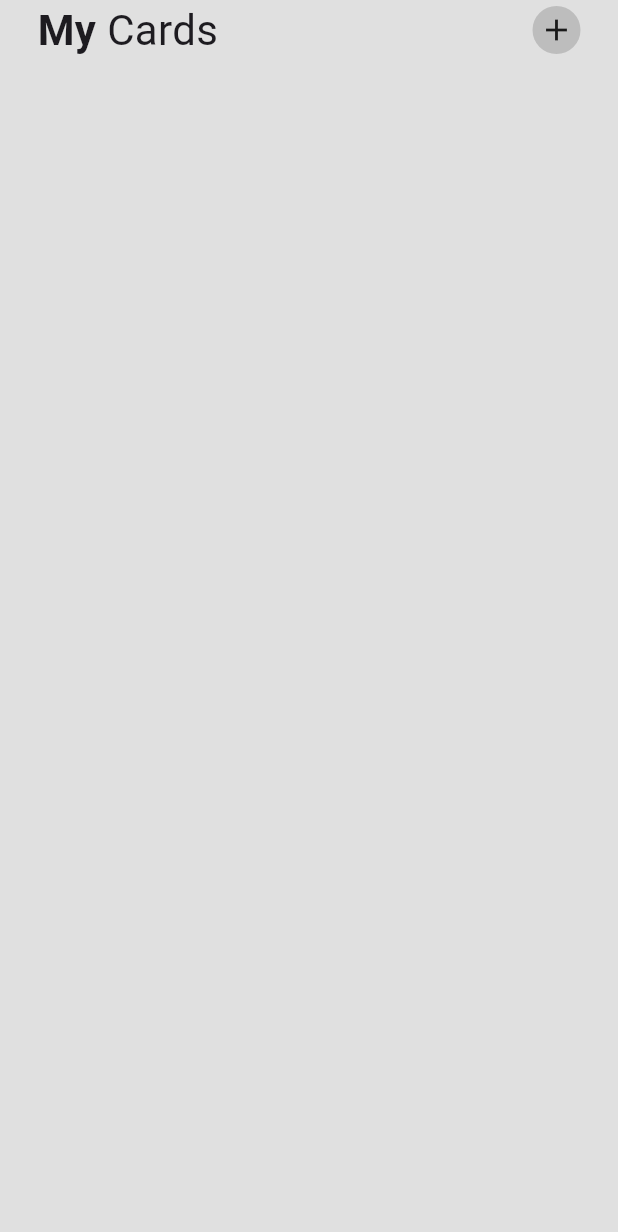
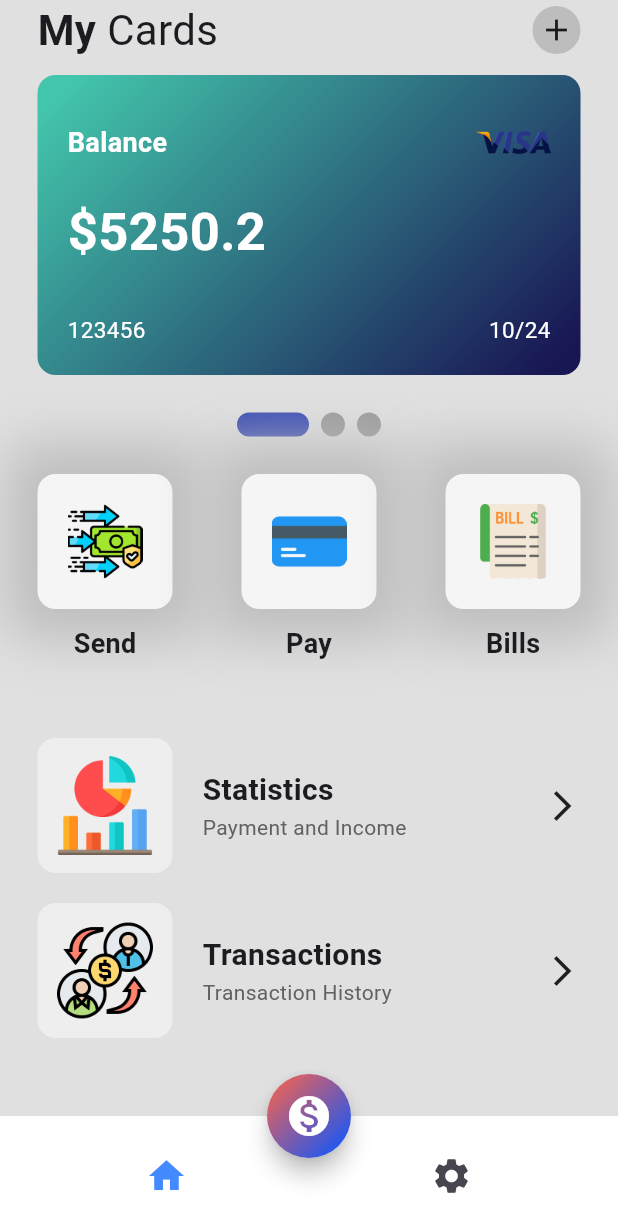
Before and after one commit to huynhbaoking112/WalletFinance, a Flutter app: the screen it shows after launch, on a phone screen of 412 x 824 dp. Shown: the top 1232 px of the screen. Run offline on Flutter 3.47's test engine with Material 3 defaults, Android fonts, the phone set to English and light mode, and no system bars; drawn by our look-alikes of smooth_page_indicator.

```diff
--- a/lib/pages/home_page.dart
+++ b/lib/pages/home_page.dart
@@ -1,4 +1,11 @@
+import 'dart:math';
+
 import 'package:flutter/material.dart';
+import 'package:flutter/widgets.dart';
+import 'package:my_wallet/util/my_button.dart';
+import 'package:my_wallet/util/my_card.dart';
+import 'package:my_wallet/util/my_tile.dart';
+import 'package:smooth_page_indicator/smooth_page_indicator.dart';
 
 class HomePage extends StatefulWidget {
   const HomePage({super.key});
@@ -8,10 +15,53 @@ class HomePage extends StatefulWidget {
 }
 
 class _HomePageState extends State<HomePage> {
+  //pagecontroller
+
+  final _controller = PageController();
+
   @override
   Widget build(BuildContext context) {
     return SafeArea(
       child: Scaffold(
+        bottomNavigationBar: BottomAppBar(
+          color: Colors.white,
+          child: Row(
+            mainAxisAlignment: MainAxisAlignment.spaceAround,
+            children: [
+              IconButton(
+                  onPressed: () {},
+                  icon: const Icon(
+                    Icons.home,
+                    size: 28,
+                    color: Colors.blueAccent,
+                  )),
+              IconButton(
+                  onPressed: () {},
+                  icon: const Icon(
+                    Icons.settings,
+                    size: 28,
+                  )),
+            ],
+          ),
+        ),
+        floatingActionButton: FloatingActionButton(
+            onPressed: () {},
+            child: Container(
+              width: double.infinity,
+              height: double.infinity,
+              decoration: BoxDecoration(
+                  shape: BoxShape.circle,
+                  gradient: LinearGradient(colors: [
+                    Color(0xffde6161),
+                    Color(0xff2657eb),
+                    // Color(0xffFDB99B),
+                  ], transform: GradientRotation(pi / 4))),
+              child: Icon(Icons.monetization_on, size: 32,),
+            ),
+            shape:const CircleBorder(),
+            foregroundColor: Colors.white),
+        floatingActionButtonLocation: FloatingActionButtonLocation.centerDocked,
+        // bottomNavigationBar: BottomAppBar(),
         backgroundColor: Colors.grey[300],
         body: Column(
           children: [
@@ -21,37 +71,126 @@ class _HomePageState extends State<HomePage> {
               child: Row(
                 mainAxisAlignment: MainAxisAlignment.spaceBetween,
                 children: [
-                 const Row(children: [
-                    Text("My ", style: TextStyle(
-                      fontSize: 28,
-                      fontWeight: FontWeight.bold
-                    ),),
-                    Text('Cards', style: TextStyle(
-                      fontSize: 28
-                    ),)
-                  ],),
+                  const Row(
+                    children: [
+                      Text(
+                        "My ",
+                        style: TextStyle(
+                            fontSize: 28, fontWeight: FontWeight.bold),
+                      ),
+                      Text(
+                        'Cards',
+                        style: TextStyle(fontSize: 28),
+                      )
+                    ],
+                  ),
 
+                  //Plus button
                   Container(
                     padding: const EdgeInsets.all(4),
                     decoration: BoxDecoration(
-                      color: Colors.grey[400],
-                      shape: BoxShape.circle
-                    ),
-                    child:const Icon(Icons.add),
+                        color: Colors.grey[400], shape: BoxShape.circle),
+                    child: const Icon(Icons.add),
                   )
                 ],
               ),
-            )
+            ),
 
+            const SizedBox(
+              height: 10,
+            ),
 
             //Cards
+            Container(
+              height: 200,
+              child: PageView(
+                scrollDirection: Axis.horizontal,
+                controller: _controller,
+                children: const [
+                  MyCard(
+                    begin: Color(0xff43C6AC),
+                    end: Color(0xff191654),
+                    balance: 5250.20,
+                    cardNumber: 123456,
+                    exMonth: 10,
+                    exYear: 24,
+                  ),
+                  MyCard(
+                    begin: Color(0xff3494E6),
+                    end: Color(0xffEC6EAD),
+                    balance: 5250.20,
+                    cardNumber: 123456,
+                    exMonth: 10,
+                    exYear: 24,
+                  ),
+                  MyCard(
+                    begin: Color(0xffee0979),
+                    end: Color(0xffff6a00),
+                    balance: 5250.20,
+                    cardNumber: 123456,
+                    exMonth: 10,
+                    exYear: 24,
+                  ),
+                ],
+              ),
+            ),
 
+            const SizedBox(
+              height: 25,
+            ),
 
+            SmoothPageIndicator(
+              controller: _controller,
+              count: 3,
+              effect: ExpandingDotsEffect(),
+            ),
+
+            const SizedBox(
+              height: 25,
+            ),
             //3 buttons -> send + pay + bills
 
+            const Padding(
+              padding: const EdgeInsets.symmetric(horizontal: 25),
+              child: Row(
+                mainAxisAlignment: MainAxisAlignment.spaceBetween,
+                //send button
+                children: [
+                  //send button
+                  MyButton(
+                      textButton: 'Send', assetImage: 'assets/transfer.png'),
+                  //send Pay
+                  MyButton(
+                      textButton: 'Pay', assetImage: 'assets/credit-card.png'),
+                  // send Bills
+                  MyButton(textButton: 'Bills', assetImage: 'assets/bill.png'),
+                ],
+              ),
+            ),
 
+            const SizedBox(
+              height: 25,
+            ),
+            //Column -> stats + transactions
 
-            //Column -> stats + transactions
+            const Padding(
+              padding: const EdgeInsets.all(25.0),
+              child: Column(
+                children: [
+                  MyTile(
+                      name: 'Statistics',
+                      sub: 'Payment and Income',
+                      path: 'assets/analytics.png'),
+                  SizedBox(
+                    height: 20,
+                  ),
+                  MyTile(
+                      name: 'Transactions',
+                      sub: 'Transaction History',
+                      path: 'assets/lending.png'),
+                ],
+              ),
+            )
           ],
         ),
       ),
--- /dev/null
+++ b/lib/util/my_button.dart
@@ -0,0 +1,43 @@
+import 'package:flutter/material.dart';
+
+class MyButton extends StatelessWidget {
+
+
+  final String textButton;
+  final String assetImage;
+
+
+  const MyButton({super.key, required this.textButton, required this.assetImage});
+
+
+  @override
+  Widget build(BuildContext context) {
+    return Column(
+      children: [
+        Container(
+          decoration: BoxDecoration(
+              color: Colors.grey[100],
+              boxShadow: [
+                BoxShadow(
+                    blurRadius: 30,
+                    color: Colors.grey.shade400,
+                    spreadRadius: 20)
+              ],
+              borderRadius: BorderRadius.circular(12)),
+          padding: const EdgeInsetsDirectional.all(20),
+          height: 90,
+          child:  Image(
+            image: AssetImage(assetImage),
+          ),
+        ),
+        const SizedBox(
+          height: 10,
+        ),
+         Text(
+          textButton,
+          style: const TextStyle(fontSize: 18, fontWeight: FontWeight.w700),
+        )
+      ],
+    );
+  }
+}
--- /dev/null
+++ b/lib/util/my_card.dart
@@ -0,0 +1,82 @@
+import 'dart:math';
+
+import 'package:flutter/material.dart';
+
+class MyCard extends StatelessWidget {
+
+  final Color begin;
+  final Color end;
+  final double balance;
+  final int cardNumber;
+  final int exMonth;
+  final int exYear;
+
+  const MyCard({super.key, required this.begin, required this.end, required this.balance, required this.cardNumber, required this.exMonth, required this.exYear});
+
+  @override
+  Widget build(BuildContext context) {
+    return   Padding(
+      padding: const EdgeInsets.symmetric(horizontal: 25.0),
+      child: Container(
+                width: 300,
+                padding: const EdgeInsets.all(20),
+                decoration: BoxDecoration(
+                  // color: Colors.purple[200],
+                  gradient: LinearGradient(colors: [
+                    begin,
+                    end,
+                  ],
+                  transform:const GradientRotation(pi/4),
+                  ),
+                  borderRadius: BorderRadius.circular(12)
+                ),
+                child:  Column(
+                  crossAxisAlignment: CrossAxisAlignment.start,
+                  mainAxisAlignment: MainAxisAlignment.spaceBetween,
+                  children: [
+
+
+
+                    //balance
+                    Row(
+                      mainAxisAlignment: MainAxisAlignment.spaceBetween,
+                      children: [
+                        const Text('Balance', style: TextStyle(
+                          color: Colors.white,
+                          fontWeight: FontWeight.w600,
+                          fontSize: 18
+                        ),),
+                        Image(image: AssetImage('assets/visa.png',),height: 50,)
+                      ],
+                    ),
+
+
+
+                    //Balance value
+                    Text('\$'+balance.toString(), style:const TextStyle(
+                      color: Colors.white,
+                      fontSize: 35,
+                      fontWeight: FontWeight.w600
+                    ),),
+
+                     SizedBox(height: 10,),
+                    //Card NUM
+                    Row(
+                      mainAxisAlignment: MainAxisAlignment.spaceBetween,
+                      children: [
+                        Text(cardNumber.toString(), style:const TextStyle(
+                      color: Colors.white,
+                      fontSize: 15,
+                    ),),
+                        Text(exMonth.toString()+'/'+exYear.toString(), style: const TextStyle(
+                      color: Colors.white,
+                      fontSize: 15,
+                    ),),
+                      ],
+                    )
+                  ],
+                ),
+              ),
+    );
+  }
+}
--- /dev/null
+++ b/lib/util/my_tile.dart
@@ -0,0 +1,54 @@
+import 'package:flutter/material.dart';
+
+class MyTile extends StatelessWidget {
+
+  final String name;
+  final String sub;
+  final String path;
+
+  const MyTile({super.key, required this.name, required this.sub, required this.path});
+
+  @override
+  Widget build(BuildContext context) {
+    return //statistics
+        Row(
+      mainAxisAlignment: MainAxisAlignment.spaceBetween,
+      children: [
+        //image
+        Row(
+          children: [
+            Container(
+              height: 90,
+              decoration: BoxDecoration(
+                  color: Colors.grey[200],
+                  borderRadius: BorderRadius.circular(12)),
+              padding: const EdgeInsets.all(12),
+              child: Image(
+                image: AssetImage(path),
+              ),
+            ),
+            SizedBox(
+              width: 20,
+            ),
+            // name
+            Column(
+              crossAxisAlignment: CrossAxisAlignment.start,
+              children: [
+                Text(
+                  name,
+                  style: TextStyle(fontWeight: FontWeight.bold, fontSize: 20),
+                ),
+                Text(
+                  sub,
+                  style: TextStyle(color: Colors.grey[700]),
+                ),
+              ],
+            ),
+          ],
+        ),
+
+        Icon(Icons.arrow_forward_ios)
+      ],
+    );
+  }
+}
--- a/pubspec.yaml
+++ b/pubspec.yaml
@@ -35,6 +35,7 @@ dependencies:
   # The following adds the Cupertino Icons font to your application.
   # Use with the CupertinoIcons class for iOS style icons.
   cupertino_icons: ^1.0.6
+  smooth_page_indicator: ^1.1.0
 
 dev_dependencies:
   flutter_test:
```
Also changed, not shown: assets/visa.png (added), pubspec.lock.
